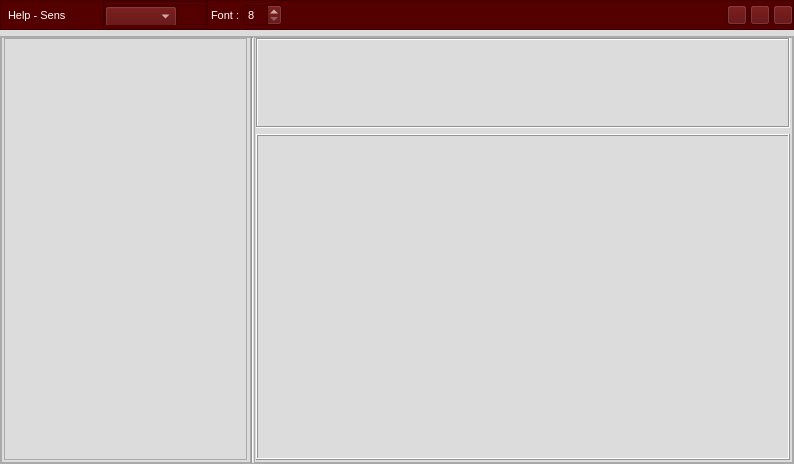
Before: the Qt Designer form UI/help.ui in DORSA-co/trainApp_oxin, drawn with Qt 5.
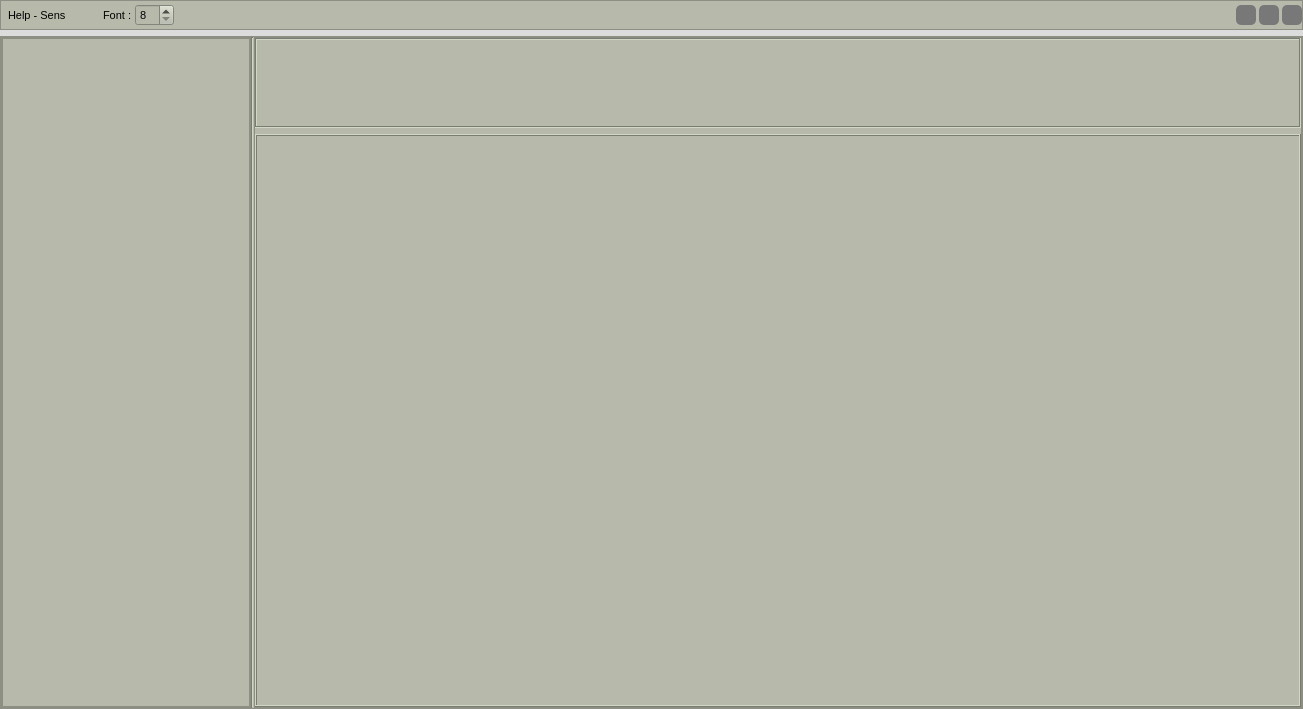
After: the same form once the commit is applied. Icons and pictures are not drawn.

The edit to the form file:
```diff
--- a/UI/help.ui
+++ b/UI/help.ui
@@ -6,10 +6,16 @@
    <rect>
     <x>0</x>
     <y>0</y>
-    <width>794</width>
-    <height>464</height>
+    <width>1303</width>
+    <height>709</height>
    </rect>
   </property>
+  <property name="minimumSize">
+   <size>
+    <width>1303</width>
+    <height>709</height>
+   </size>
+  </property>
   <property name="windowTitle">
    <string>MainWindow</string>
   </property>
@@ -51,7 +57,8 @@
        </size>
       </property>
       <property name="styleSheet">
-       <string notr="true">background-color: rgb(85, 0, 0);</string>
+       <string notr="true">background-color: #b7baab;
+color: black;</string>
       </property>
       <property name="frameShape">
        <enum>QFrame::StyledPanel</enum>
@@ -106,7 +113,7 @@
             </font>
            </property>
            <property name="styleSheet">
-            <string notr="true">color: rgb(255, 255, 255);</string>
+            <string notr="true"/>
            </property>
            <property name="text">
             <string>Help - Sens</string>
@@ -129,121 +136,10 @@
            </property>
           </spacer>
          </item>
-         <item>
-          <widget class="QFrame" name="frame_5">
-           <property name="minimumSize">
-            <size>
-             <width>43</width>
-             <height>0</height>
-            </size>
-           </property>
-           <property name="frameShape">
-            <enum>QFrame::StyledPanel</enum>
-           </property>
-           <property name="frameShadow">
-            <enum>QFrame::Raised</enum>
-           </property>
-           <layout class="QVBoxLayout" name="verticalLayout_4">
-            <property name="leftMargin">
-             <number>0</number>
-            </property>
-            <property name="topMargin">
-             <number>0</number>
-            </property>
-            <property name="rightMargin">
-             <number>0</number>
-            </property>
-            <property name="bottomMargin">
-             <number>0</number>
-            </property>
-            <item>
-             <widget class="QFrame" name="frame_57">
-              <property name="maximumSize">
-               <size>
-                <width>16777215</width>
-                <height>20</height>
-               </size>
-              </property>
-              <property name="frameShape">
-               <enum>QFrame::StyledPanel</enum>
-              </property>
-              <property name="frameShadow">
-               <enum>QFrame::Raised</enum>
-              </property>
-              <layout class="QHBoxLayout" name="horizontalLayout_204">
-               <property name="leftMargin">
-                <number>0</number>
-               </property>
-               <property name="topMargin">
-                <number>0</number>
-               </property>
-               <property name="rightMargin">
-                <number>0</number>
-               </property>
-               <property name="bottomMargin">
-                <number>0</number>
-               </property>
-               <item>
-                <widget class="QComboBox" name="combo_change_language">
-                 <property name="minimumSize">
-                  <size>
-                   <width>0</width>
-                   <height>21</height>
-                  </size>
-                 </property>
-                 <property name="styleSheet">
-                  <string notr="true">color:white;</string>
-                 </property>
-                </widget>
-               </item>
-               <item>
-                <widget class="QLabel" name="label_language">
-                 <property name="maximumSize">
-                  <size>
-                   <width>34</width>
-                   <height>16777215</height>
-                  </size>
-                 </property>
-                 <property name="styleSheet">
-                  <string notr="true"/>
-                 </property>
-                 <property name="text">
-                  <string/>
-                 </property>
-                 <property name="pixmap">
-                  <pixmap>C:/Users/DORSA-PC1/Desktop/UI/images/persian.png</pixmap>
-                 </property>
-                 <property name="scaledContents">
-                  <bool>true</bool>
-                 </property>
-                </widget>
-               </item>
-               <item>
-                <spacer name="horizontalSpacer_2">
-                 <property name="orientation">
-                  <enum>Qt::Horizontal</enum>
-                 </property>
-                 <property name="sizeType">
-                  <enum>QSizePolicy::Fixed</enum>
-                 </property>
-                 <property name="sizeHint" stdset="0">
-                  <size>
-                   <width>17</width>
-                   <height>20</height>
-                  </size>
-                 </property>
-                </spacer>
-               </item>
-              </layout>
-             </widget>
-            </item>
-           </layout>
-          </widget>
-         </item>
          <item>
           <widget class="QLabel" name="label_3">
            <property name="styleSheet">
-            <string notr="true">color:white;</string>
+            <string notr="true"/>
            </property>
            <property name="text">
             <string>Font :</string>
@@ -253,14 +149,7 @@
          <item>
           <widget class="QSpinBox" name="spinBox_font">
            <property name="styleSheet">
-            <string notr="true">QSpinBox {
-
-
-	color : white;
-}
-
-
-</string>
+            <string notr="true"/>
            </property>
            <property name="minimum">
             <number>8</number>
@@ -303,6 +192,23 @@
            <property name="toolTip">
             <string>Minimize</string>
            </property>
+           <property name="styleSheet">
+            <string notr="true">QPushButton {
+ 	background-color:rgb(120, 120, 120);
+ 	border: none;  
+	border-radius: 5px;
+ }
+QPushButton:hover { 
+	background-color: rgb(44, 49, 57); 
+	border-style: solid; 
+	border-radius: 4px;
+ }
+QPushButton:pressed { 
+	background-color: rgb(23, 26, 30); 
+	border-style: solid; 
+	border-radius: 4px; 
+}</string>
+           </property>
            <property name="text">
             <string/>
            </property>
@@ -349,9 +255,21 @@
             <string>Maximize</string>
            </property>
            <property name="styleSheet">
-            <string notr="true">#rightButtons .QPushButton { background-color: rgba(255, 255, 255, 0); border: none;  border-radius: 5px; }
-#rightButtons .QPushButton:hover { background-color: rgb(44, 49, 57); border-style: solid; border-radius: 4px; }
-#rightButtons .QPushButton:pressed { background-color: rgb(23, 26, 30); border-style: solid; border-radius: 4px; }</string>
+            <string notr="true">QPushButton {
+ 	background-color:rgb(120, 120, 120);
+ 	border: none;  
+	border-radius: 5px;
+ }
+QPushButton:hover { 
+	background-color: rgb(44, 49, 57); 
+	border-style: solid; 
+	border-radius: 4px;
+ }
+QPushButton:pressed { 
+	background-color: rgb(23, 26, 30); 
+	border-style: solid; 
+	border-radius: 4px; 
+}</string>
            </property>
            <property name="text">
             <string/>
@@ -389,9 +307,21 @@
             <string>Close</string>
            </property>
            <property name="styleSheet">
-            <string notr="true">#rightButtons .QPushButton { background-color: rgba(255, 255, 255, 0); border: none;  border-radius: 5px; }
-#rightButtons .QPushButton:hover { background-color: rgb(44, 49, 57); border-style: solid; border-radius: 4px; }
-#rightButtons .QPushButton:pressed { background-color: rgb(23, 26, 30); border-style: solid; border-radius: 4px; }</string>
+            <string notr="true">QPushButton {
+ 	background-color:rgb(120, 120, 120);
+ 	border: none;  
+	border-radius: 5px;
+ }
+QPushButton:hover { 
+	background-color: rgb(44, 49, 57); 
+	border-style: solid; 
+	border-radius: 4px;
+ }
+QPushButton:pressed { 
+	background-color: rgb(23, 26, 30); 
+	border-style: solid; 
+	border-radius: 4px; 
+}</string>
            </property>
            <property name="text">
             <string/>
@@ -421,6 +351,10 @@
         <height>35</height>
        </size>
       </property>
+      <property name="styleSheet">
+       <string notr="true">background-color: #b7baab;
+color: black;</string>
+      </property>
       <property name="frameShape">
        <enum>QFrame::StyledPanel</enum>
       </property>
@@ -447,13 +381,13 @@
         <widget class="QFrame" name="frame_3">
          <property name="minimumSize">
           <size>
-           <width>200</width>
+           <width>250</width>
            <height>0</height>
           </size>
          </property>
          <property name="maximumSize">
           <size>
-           <width>250</width>
+           <width>300</width>
            <height>16777215</height>
           </size>
          </property>
@@ -465,16 +399,16 @@
          </property>
          <layout class="QVBoxLayout" name="verticalLayout_3">
           <property name="leftMargin">
-           <number>2</number>
+           <number>0</number>
           </property>
           <property name="topMargin">
            <number>0</number>
           </property>
           <property name="rightMargin">
-           <number>3</number>
+           <number>0</number>
           </property>
           <property name="bottomMargin">
-           <number>2</number>
+           <number>0</number>
           </property>
           <item>
            <widget class="QTreeView" name="treeView">
@@ -533,16 +467,16 @@
          </property>
          <layout class="QVBoxLayout" name="verticalLayout_2">
           <property name="leftMargin">
-           <number>1</number>
+           <number>0</number>
           </property>
           <property name="topMargin">
            <number>0</number>
           </property>
           <property name="rightMargin">
-           <number>2</number>
+           <number>0</number>
           </property>
           <property name="bottomMargin">
-           <number>2</number>
+           <number>0</number>
           </property>
           <item>
            <widget class="QTextEdit" name="textEdit">
@@ -561,8 +495,8 @@
            <widget class="QLabel" name="label">
             <property name="minimumSize">
              <size>
-              <width>1</width>
-              <height>0</height>
+              <width>1046</width>
+              <height>573</height>
              </size>
             </property>
             <property name="frameShape">
```
